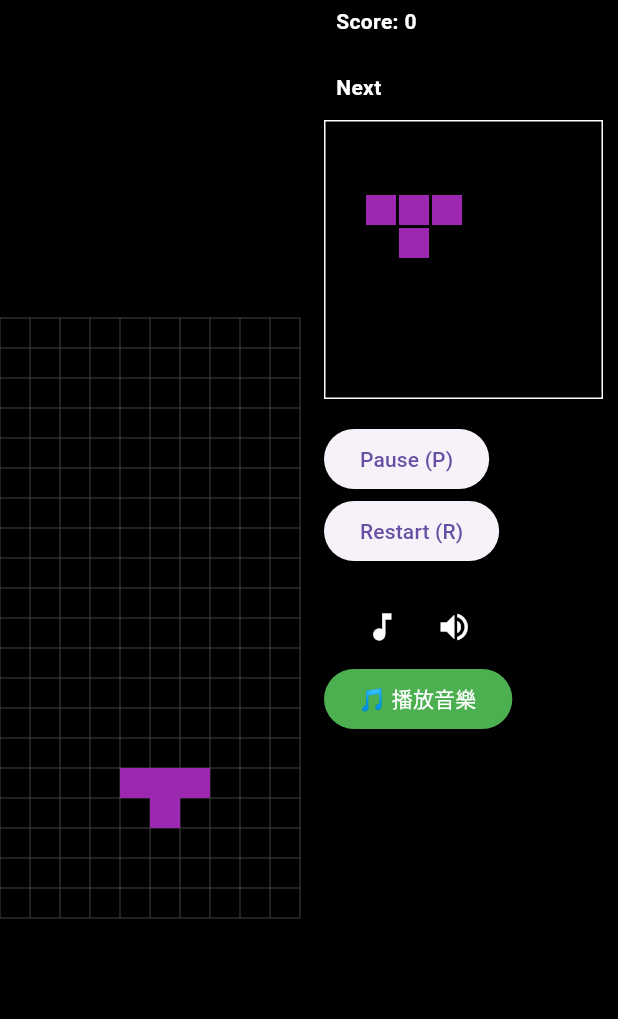
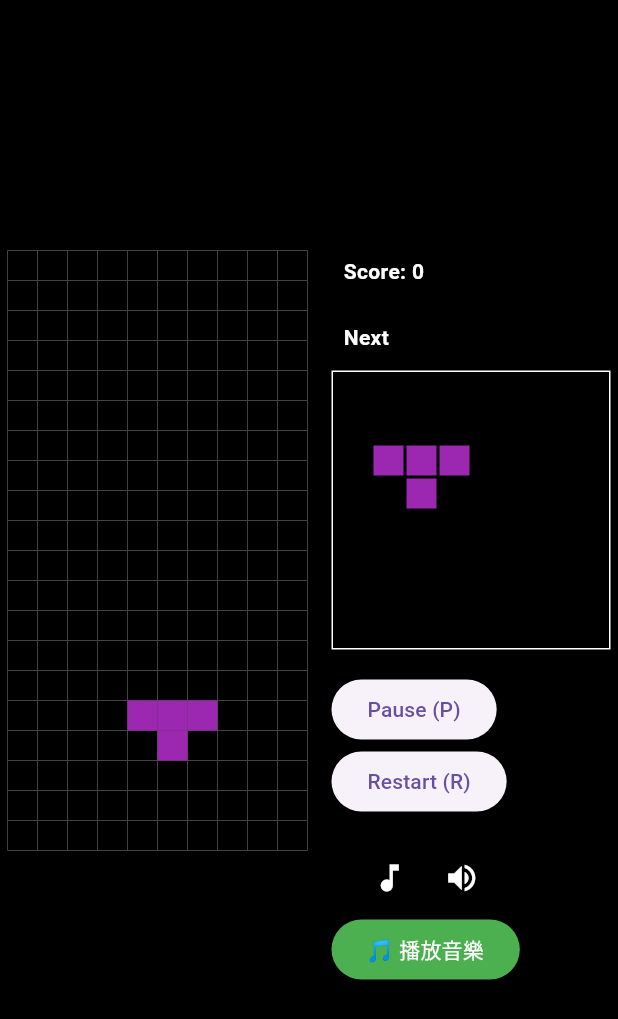
Before and after one commit to CCY0821/flutter_tetris_game, a Flutter app: the screen it shows after launch, on a phone screen of 412 x 824 dp. Shown: the top 1019 px of the screen. Run offline on Flutter 3.47's test engine with Material 3 defaults, Android fonts, the phone set to English and light mode, and no system bars; our stand-ins replace audioplayers.

Commit message:
修正遊戲畫面置中問題
- 修改 GameBoard Row 配置：mainAxisSize.max + mainAxisAlignment.center
- 改善 main.dart 佈局：使用 SizedBox.expand 確保完整可用空間
- 更新 Claude 設定：允許 flutter analyze 自動執行

🤖 Generated with [Claude Code](https://claude.ai/code)

Co-Authored-By: Claude <noreply@anthropic.com>

```diff
--- a/lib/game/game_board.dart
+++ b/lib/game/game_board.dart
@@ -73,7 +73,11 @@ class _GameBoardState extends State<GameBoard> {
 
   @override
   Widget build(BuildContext context) {
-    return Row(
+    return IntrinsicHeight(
+      child: Row(
+        mainAxisSize: MainAxisSize.max,
+        mainAxisAlignment: MainAxisAlignment.center,
+        crossAxisAlignment: CrossAxisAlignment.start,
         children: [
           // 左側主遊戲區
           Stack(
@@ -99,6 +103,7 @@ class _GameBoardState extends State<GameBoard> {
 
           // 右側控制區
           Column(
+            mainAxisSize: MainAxisSize.min,
             crossAxisAlignment: CrossAxisAlignment.start,
             children: [
               GameUIComponents.infoBox('Score: ${gameState.score}'),
@@ -121,6 +126,7 @@ class _GameBoardState extends State<GameBoard> {
             ],
           ),
         ],
+      ),
     );
   }
 }
--- a/lib/main.dart
+++ b/lib/main.dart
@@ -14,8 +14,10 @@ class MyApp extends StatelessWidget {
       debugShowCheckedModeBanner: false,
       home: Scaffold(
         backgroundColor: Colors.black,
-        body: Center(
-          child: GameBoard(),
+        body: SizedBox.expand(
+          child: Center(
+            child: GameBoard(),
+          ),
         ),
       ),
     );
```
Also changed, not shown: .claude/settings.local.json. Lines whose indentation alone changed are shown as unchanged.
